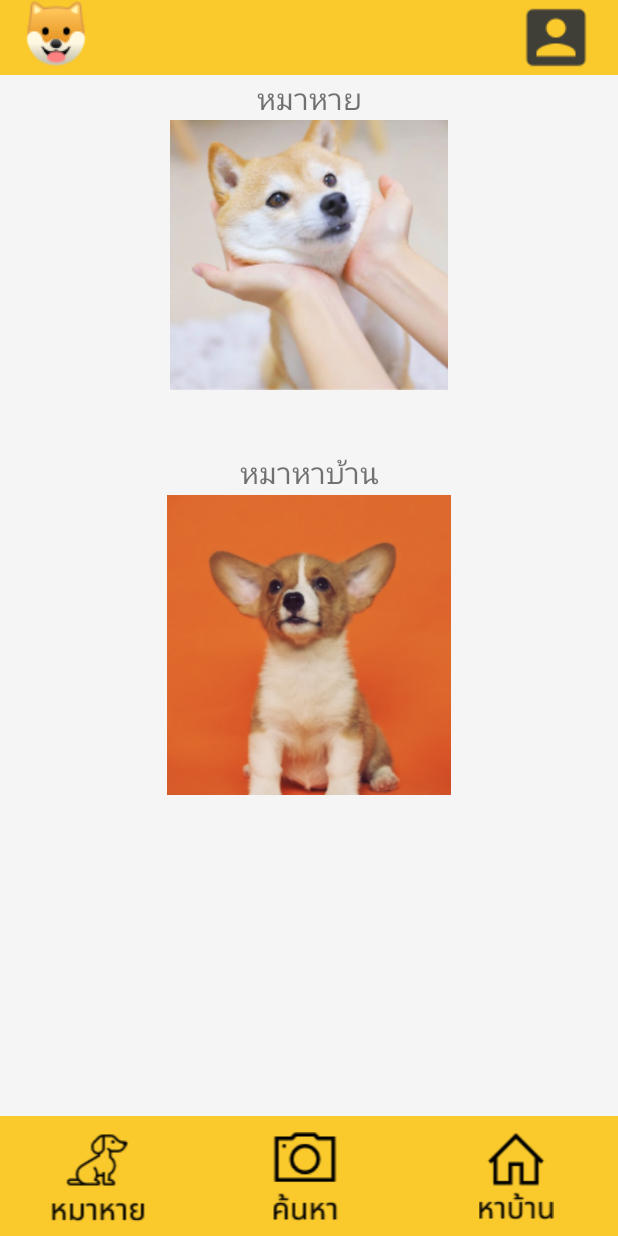
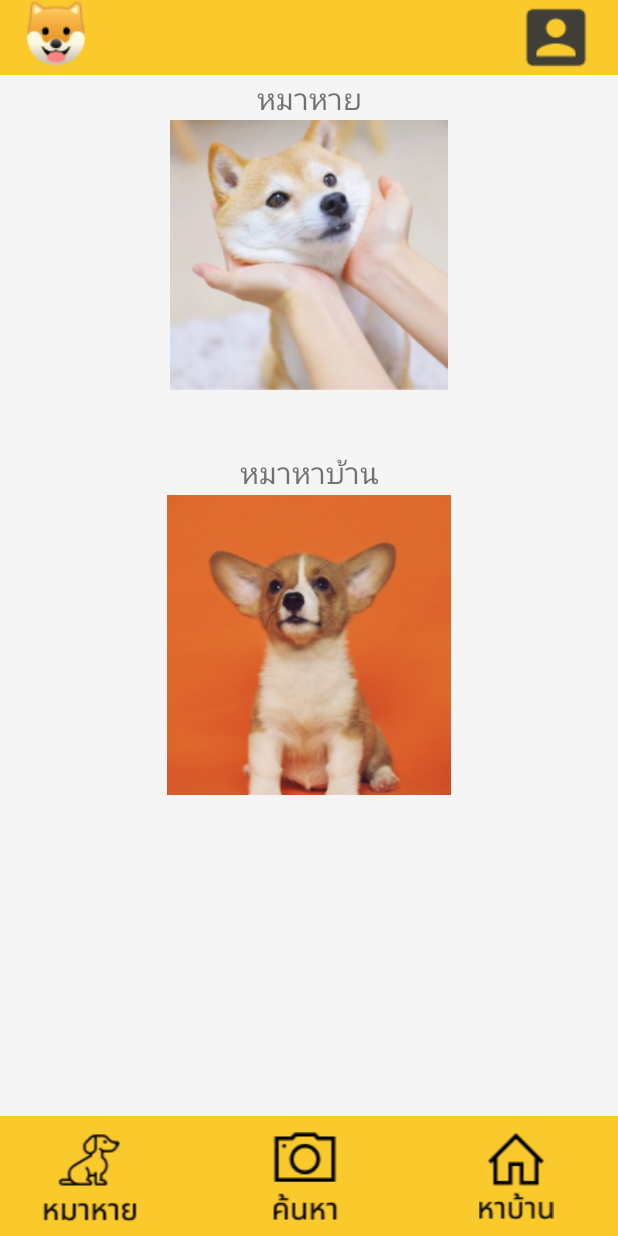
Before and after one commit to ttptee/FindDog-application, an Android app: the screen it shows after launch (MainActivity), on a phone screen of 412 x 824 dp. Run offline under Robolectric (Android 15) with nearby library versions, the phone set to English and light mode, and no system bars.

Commit message:
relocate menu

```diff
--- a/app/src/main/res/layout/activity_main.xml
+++ b/app/src/main/res/layout/activity_main.xml
@@ -130,21 +130,23 @@
         android:layout_width="410dp"
         android:layout_height="85dp">
         <LinearLayout
-            android:layout_width="135dp"
-            android:layout_height="match_parent">
+            android:layout_width="0dp"
+            android:layout_height="match_parent"
+            android:layout_weight="0.33">
 
             <ImageView
                 android:id="@+id/gofinddog"
                 android:layout_width="100dp"
                 android:layout_height="match_parent"
+                android:layout_marginLeft="10dp"
                 android:layout_marginTop="8dp"
-                android:layout_marginLeft="15dp"
                 android:src="@drawable/lostdog_icon"></ImageView>
         </LinearLayout>
 
         <LinearLayout
-            android:layout_width="135dp"
-            android:layout_height="match_parent">
+            android:layout_width="0dp"
+            android:layout_height="match_parent"
+            android:layout_weight="0.33">
 
             <ImageView
                 android:id="@+id/gofind"
@@ -154,8 +156,9 @@
                 android:src="@drawable/find_icon"></ImageView>
         </LinearLayout>
         <LinearLayout
-            android:layout_width="135dp"
+            android:layout_width="0dp"
             android:layout_height="match_parent"
+            android:layout_weight="0.33"
             >
             <ImageView
                 android:id="@+id/gofindhome"
```
